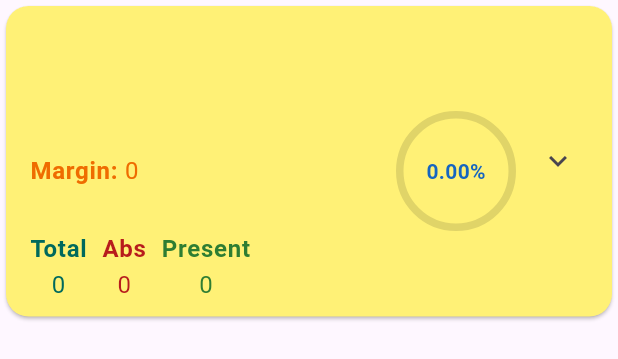
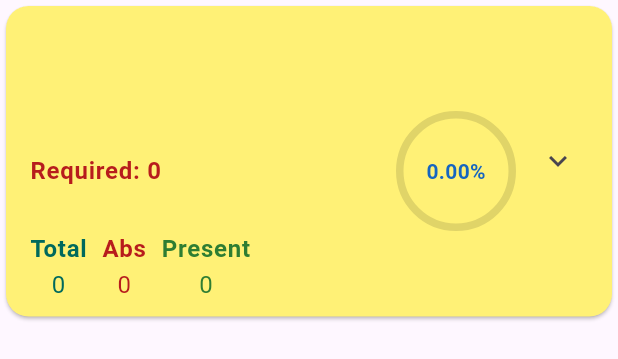
Before and after one commit to vinayakchandra/srm_student, a Flutter app: the CourseCard widget shown alone on an empty page, opened directly with empty values, on a phone screen of 412 x 824 dp. Shown: the top 359 px of the screen. Run offline on Flutter 3.47's test engine with Material 3 defaults, Android fonts, the phone set to English and light mode, and no system bars; drawn by our look-alikes of percent_indicator; our stand-ins replace google_nav_bar.

Commit message:
added required in margin field

```diff
--- a/lib/screens/AttendanceScreen.dart
+++ b/lib/screens/AttendanceScreen.dart
@@ -75,16 +75,26 @@ class CourseCard extends StatelessWidget {
             const SizedBox(height: 5),
             Row(
               children: [
+                (margin > 0)
+                    ? Text(
+                        "Margin: ",
+                        style: TextStyle(
+                            color: Colors.orange.shade800,
+                            fontWeight: FontWeight.bold),
+                      )
+                    : Text(
+                        "Required: ",
+                        style: TextStyle(
+                            color: Colors.red.shade900,
+                            fontWeight: FontWeight.bold),
+                      ),
                 Text(
-                  "Margin: ",
+                  "${margin.abs()}",
                   style: TextStyle(
-                      color: Colors.orange.shade800,
-                      fontWeight: FontWeight.bold),
-                ),
-                Text(
-                  "$margin",
-                  style: TextStyle(
-                    color: Colors.orange.shade800,
+                    color: margin > 0
+                        ? Colors.orange.shade800
+                        : Colors.red.shade900,
+                    fontWeight: FontWeight.bold,
                   ),
                 ),
                 const Spacer(),
```
